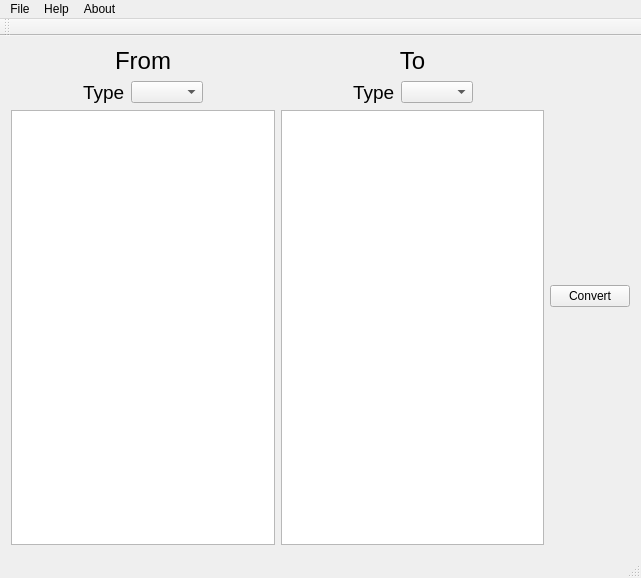
First picture: the form in src/mainwindow.ui, repository Amshaegar/PandoQ, before the edit.
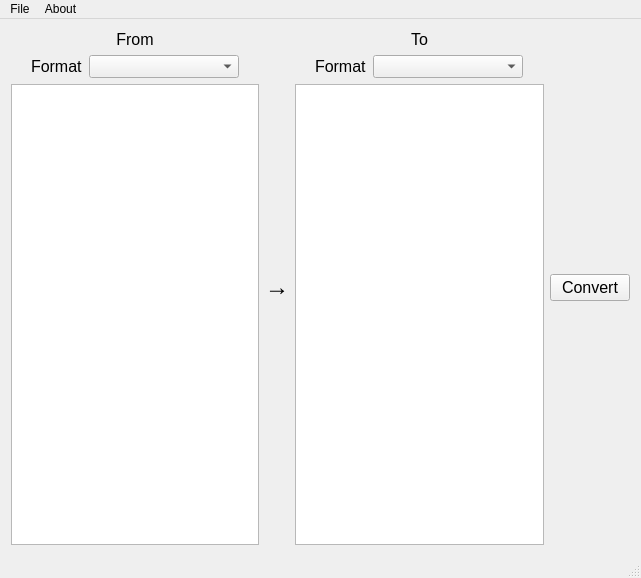
Second picture: the form after the edit.

```diff
--- a/src/mainwindow.ui
+++ b/src/mainwindow.ui
@@ -19,8 +19,13 @@
      <layout class="QVBoxLayout" name="verticalLayout">
       <item>
        <widget class="QLabel" name="FromLabel">
+        <property name="font">
+         <font>
+          <pointsize>8</pointsize>
+         </font>
+        </property>
         <property name="text">
-         <string>&lt;html&gt;&lt;head/&gt;&lt;body&gt;&lt;p align=&quot;center&quot;&gt;&lt;span style=&quot; font-size:18pt;&quot;&gt;From&lt;/span&gt;&lt;/p&gt;&lt;/body&gt;&lt;/html&gt;</string>
+         <string>&lt;html&gt;&lt;head/&gt;&lt;body&gt;&lt;p align=&quot;center&quot;&gt;&lt;span style=&quot; font-size:12pt;&quot;&gt;From&lt;/span&gt;&lt;/p&gt;&lt;/body&gt;&lt;/html&gt;</string>
         </property>
        </widget>
       </item>
@@ -40,14 +45,37 @@
          </spacer>
         </item>
         <item>
-         <widget class="QLabel" name="TypeFromLabel">
+         <widget class="QLabel" name="FormatFromLabel">
+          <property name="font">
+           <font>
+            <pointsize>8</pointsize>
+           </font>
+          </property>
           <property name="text">
-           <string>&lt;html&gt;&lt;head/&gt;&lt;body&gt;&lt;p&gt;&lt;span style=&quot; font-size:14pt;&quot;&gt;Type&lt;/span&gt;&lt;/p&gt;&lt;/body&gt;&lt;/html&gt;</string>
+           <string>&lt;html&gt;&lt;head/&gt;&lt;body&gt;&lt;p&gt;&lt;span style=&quot; font-size:12pt;&quot;&gt;Format&lt;/span&gt;&lt;/p&gt;&lt;/body&gt;&lt;/html&gt;</string>
           </property>
          </widget>
         </item>
         <item>
-         <widget class="QComboBox" name="FromTypeComboBox"/>
+         <widget class="QComboBox" name="FromTypeComboBox">
+          <property name="sizePolicy">
+           <sizepolicy hsizetype="Fixed" vsizetype="Fixed">
+            <horstretch>0</horstretch>
+            <verstretch>0</verstretch>
+           </sizepolicy>
+          </property>
+          <property name="minimumSize">
+           <size>
+            <width>150</width>
+            <height>0</height>
+           </size>
+          </property>
+          <property name="font">
+           <font>
+            <pointsize>10</pointsize>
+           </font>
+          </property>
+         </widget>
         </item>
         <item>
          <spacer name="horizontalSpacer_2">
@@ -69,12 +97,19 @@
       </item>
      </layout>
     </item>
+    <item>
+     <widget class="QLabel" name="ArrowLabel">
+      <property name="text">
+       <string>&lt;html&gt;&lt;head/&gt;&lt;body&gt;&lt;p&gt;&lt;span style=&quot; font-size:18pt;&quot;&gt;→&lt;/span&gt;&lt;/p&gt;&lt;/body&gt;&lt;/html&gt;</string>
+      </property>
+     </widget>
+    </item>
     <item>
      <layout class="QVBoxLayout" name="verticalLayout_2">
       <item>
        <widget class="QLabel" name="ToLabel">
         <property name="text">
-         <string>&lt;html&gt;&lt;head/&gt;&lt;body&gt;&lt;p align=&quot;center&quot;&gt;&lt;span style=&quot; font-size:18pt;&quot;&gt;To&lt;/span&gt;&lt;/p&gt;&lt;/body&gt;&lt;/html&gt;</string>
+         <string>&lt;html&gt;&lt;head/&gt;&lt;body&gt;&lt;p align=&quot;center&quot;&gt;&lt;span style=&quot; font-size:12pt;&quot;&gt;To&lt;/span&gt;&lt;/p&gt;&lt;/body&gt;&lt;/html&gt;</string>
         </property>
        </widget>
       </item>
@@ -96,12 +131,30 @@
         <item>
          <widget class="QLabel" name="ToTypeLabel">
           <property name="text">
-           <string>&lt;html&gt;&lt;head/&gt;&lt;body&gt;&lt;p&gt;&lt;span style=&quot; font-size:14pt;&quot;&gt;Type&lt;/span&gt;&lt;/p&gt;&lt;/body&gt;&lt;/html&gt;</string>
+           <string>&lt;html&gt;&lt;head/&gt;&lt;body&gt;&lt;p&gt;&lt;span style=&quot; font-size:12pt;&quot;&gt;Format&lt;/span&gt;&lt;/p&gt;&lt;/body&gt;&lt;/html&gt;</string>
           </property>
          </widget>
         </item>
         <item>
-         <widget class="QComboBox" name="ToTypeComboBox"/>
+         <widget class="QComboBox" name="ToTypeComboBox">
+          <property name="sizePolicy">
+           <sizepolicy hsizetype="Fixed" vsizetype="Fixed">
+            <horstretch>0</horstretch>
+            <verstretch>0</verstretch>
+           </sizepolicy>
+          </property>
+          <property name="minimumSize">
+           <size>
+            <width>150</width>
+            <height>0</height>
+           </size>
+          </property>
+          <property name="font">
+           <font>
+            <pointsize>10</pointsize>
+           </font>
+          </property>
+         </widget>
         </item>
         <item>
          <spacer name="horizontalSpacer_4">
@@ -125,6 +178,11 @@
     </item>
     <item>
      <widget class="QPushButton" name="ConvertPushButton">
+      <property name="font">
+       <font>
+        <pointsize>12</pointsize>
+       </font>
+      </property>
       <property name="text">
        <string>Convert</string>
       </property>
@@ -147,11 +205,6 @@
     </property>
     <addaction name="actionExit"/>
    </widget>
-   <widget class="QMenu" name="menuHelp">
-    <property name="title">
-     <string>Help</string>
-    </property>
-   </widget>
    <widget class="QMenu" name="menuAbout">
     <property name="title">
      <string>About</string>
@@ -161,17 +214,8 @@
     <addaction name="actionAbout_Qt"/>
    </widget>
    <addaction name="menuFile"/>
-   <addaction name="menuHelp"/>
    <addaction name="menuAbout"/>
   </widget>
-  <widget class="QToolBar" name="mainToolBar">
-   <attribute name="toolBarArea">
-    <enum>TopToolBarArea</enum>
-   </attribute>
-   <attribute name="toolBarBreak">
-    <bool>false</bool>
-   </attribute>
-  </widget>
   <widget class="QStatusBar" name="statusBar"/>
   <action name="actionAbout_Qt">
    <property name="text">
```
Left out of the diff: 4 changed lines with no effect on the pictures.
